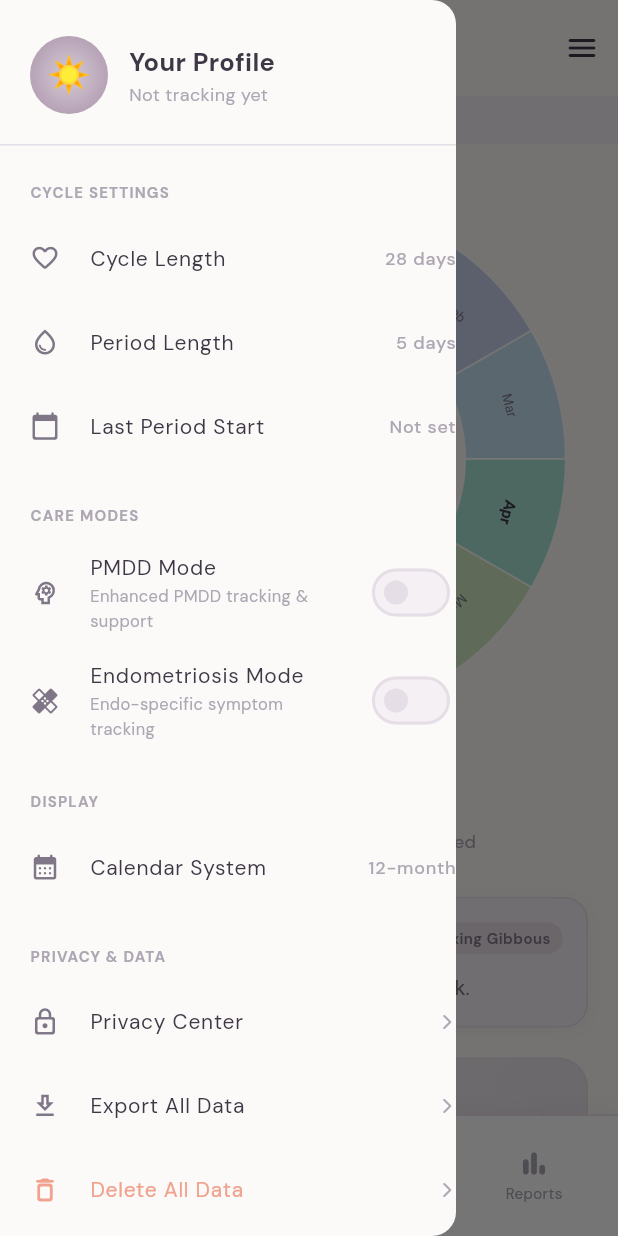
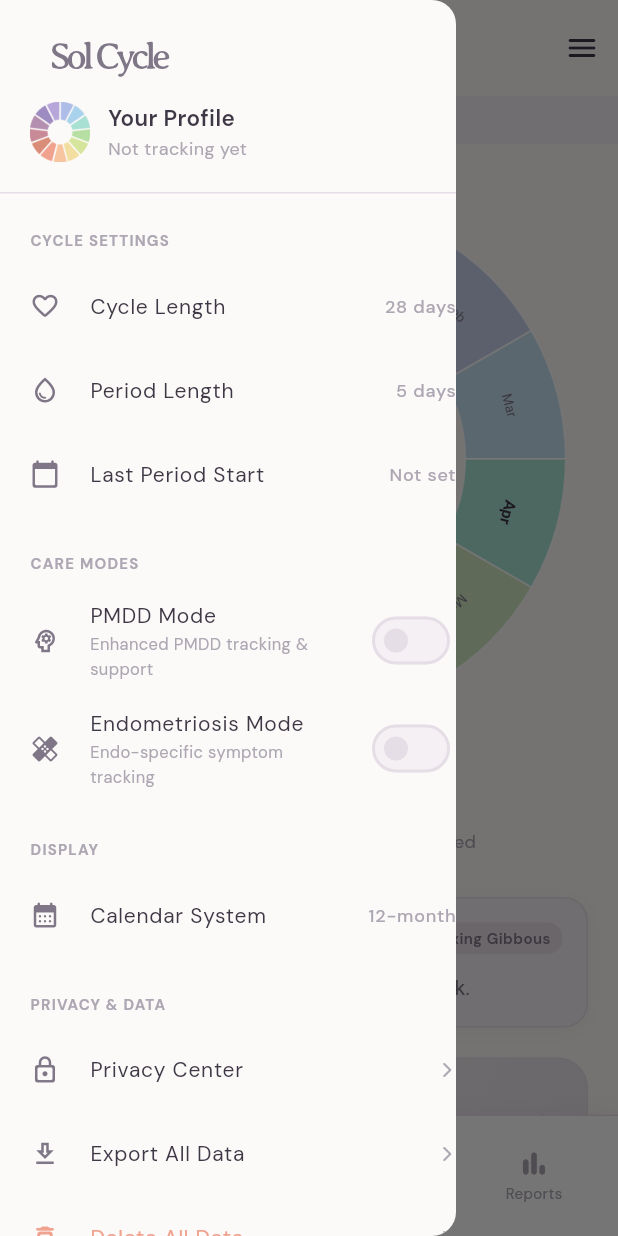
Before and after one commit to HiConnorM/sol-cycle-app, a Flutter app: the _MainShell screen opened directly, with the side drawer open, on a phone screen of 412 x 824 dp. Run offline on Flutter 3.47's test engine with Material 3 defaults, Android fonts, the phone set to English and light mode, and no system bars; our stand-ins replace equatable, flutter_riverpod, flutter_svg, google_fonts, shared_preferences; accounts and stored records are empty.

Commit message:
feat: integrate real Sol Cycle logo assets throughout app
Add wheel.png, logo_dark.svg, logo_light.svg to assets/images/ and
register them in pubspec.yaml.

Replace ☀ emoji placeholder with real logo graphics:
- App bar: SVG horizontal lockup replaces emoji + text title
- Splash screen: wheel PNG + SVG wordmark
- Onboarding: wheel PNG + SVG wordmark
- Side menu: SVG wordmark header + wheel PNG avatar

Co-Authored-By: Claude Sonnet 4.6 <noreply@anthropic.com>

```diff
--- a/sol_cycle/lib/screens/today/today_screen.dart
+++ b/sol_cycle/lib/screens/today/today_screen.dart
@@ -1,5 +1,6 @@
 import 'package:flutter/material.dart';
 import 'package:flutter_riverpod/flutter_riverpod.dart';
+import 'package:flutter_svg/flutter_svg.dart';
 import '../../core/theme.dart';
 import '../../providers/cycle_provider.dart';
 import '../../providers/calendar_provider.dart';
@@ -71,17 +72,17 @@ class _TodayScreenState extends ConsumerState<TodayScreen> {
             elevation: 0,
             expandedHeight: 0,
             toolbarHeight: 64,
-            title: Row(
+            title: Column(
+              crossAxisAlignment: CrossAxisAlignment.start,
+              mainAxisAlignment: MainAxisAlignment.center,
               children: [
-                const _SolLogo(),
-                const SizedBox(width: 10),
-                Column(
-                  crossAxisAlignment: CrossAxisAlignment.start,
-                  children: [
-                    const Text('Sol Cycle', style: TextStyle(fontSize: 17, fontWeight: FontWeight.w700, color: SolColors.textPrimary)),
-                    Text(_greeting, style: const TextStyle(fontSize: 12, color: SolColors.textMuted)),
-                  ],
+                SvgPicture.asset(
+                  'assets/images/logo_dark.svg',
+                  height: 22,
+                  fit: BoxFit.contain,
                 ),
+                const SizedBox(height: 2),
+                Text(_greeting, style: const TextStyle(fontSize: 12, color: SolColors.textMuted)),
               ],
             ),
             actions: [
@@ -228,20 +229,11 @@ class _SolLogo extends StatelessWidget {
   const _SolLogo();
   @override
   Widget build(BuildContext context) {
-    return Container(
+    return Image.asset(
+      'assets/images/wheel.png',
       width: 32,
       height: 32,
-      decoration: BoxDecoration(
-        gradient: const RadialGradient(
-          colors: [Color(0xFFD5C9D5), Color(0xFFB6A3B6)],
-          center: Alignment.center,
-        ),
-        shape: BoxShape.circle,
-        boxShadow: [BoxShadow(color: SolColors.primary.withOpacity(0.3), blurRadius: 8, offset: const Offset(0, 2))],
-      ),
-      child: const Center(
-        child: Text('☀', style: TextStyle(fontSize: 16)),
-      ),
+      fit: BoxFit.contain,
     );
   }
 }
--- a/sol_cycle/lib/widgets/side_menu.dart
+++ b/sol_cycle/lib/widgets/side_menu.dart
@@ -1,5 +1,6 @@
 import 'package:flutter/material.dart';
 import 'package:flutter_riverpod/flutter_riverpod.dart';
+import 'package:flutter_svg/flutter_svg.dart';
 import '../core/theme.dart';
 import '../models/cycle_settings.dart';
 import '../providers/cycle_provider.dart';
@@ -22,27 +23,22 @@ class SolDrawer extends ConsumerWidget {
             // Profile header
             Container(
               padding: const EdgeInsets.fromLTRB(20, 24, 20, 20),
-              child: Row(
+              child: Column(
+                crossAxisAlignment: CrossAxisAlignment.start,
                 children: [
-                  Container(
-                    width: 52,
-                    height: 52,
-                    decoration: BoxDecoration(
-                      gradient: const RadialGradient(
-                        colors: [Color(0xFFD5C9D5), Color(0xFFB6A3B6)],
-                      ),
-                      shape: BoxShape.circle,
-                    ),
-                    child: const Center(child: Text('☀', style: TextStyle(fontSize: 24))),
-                  ),
-                  const SizedBox(width: 14),
+                  SvgPicture.asset('assets/images/logo_dark.svg', height: 28, fit: BoxFit.contain),
+                  const SizedBox(height: 16),
+                  Row(
+                    children: [
+                      Image.asset('assets/images/wheel.png', width: 40, height: 40),
+                      const SizedBox(width: 12),
                       Expanded(
                         child: Column(
                           crossAxisAlignment: CrossAxisAlignment.start,
                           children: [
                             Text(
                               settings.name.isEmpty ? 'Your Profile' : settings.name,
-                          style: const TextStyle(fontSize: 17, fontWeight: FontWeight.w700, color: SolColors.textPrimary),
+                              style: const TextStyle(fontSize: 15, fontWeight: FontWeight.w600, color: SolColors.textPrimary),
                             ),
                             Text(
                               cycle.cycleDay != null
@@ -52,6 +48,8 @@ class SolDrawer extends ConsumerWidget {
                             ),
                           ],
                         ),
+                      ),
+                    ],
                   ),
                 ],
               ),
--- a/sol_cycle/pubspec.yaml
+++ b/sol_cycle/pubspec.yaml
@@ -41,3 +41,8 @@ dev_dependencies:
 
 flutter:
   uses-material-design: true
+
+  assets:
+    - assets/images/logo_dark.svg
+    - assets/images/logo_light.svg
+    - assets/images/wheel.png
```
Also changed, not shown: sol_cycle/lib/app.dart (+4 -12 lines), sol_cycle/lib/screens/onboarding/onboarding_screen.dart (+4 -12 lines), sol_cycle/assets/images/logo_dark.svg (added), sol_cycle/assets/images/logo_light.svg (added), sol_cycle/assets/images/wheel.png (added). Lines whose indentation alone changed are shown as unchanged.
